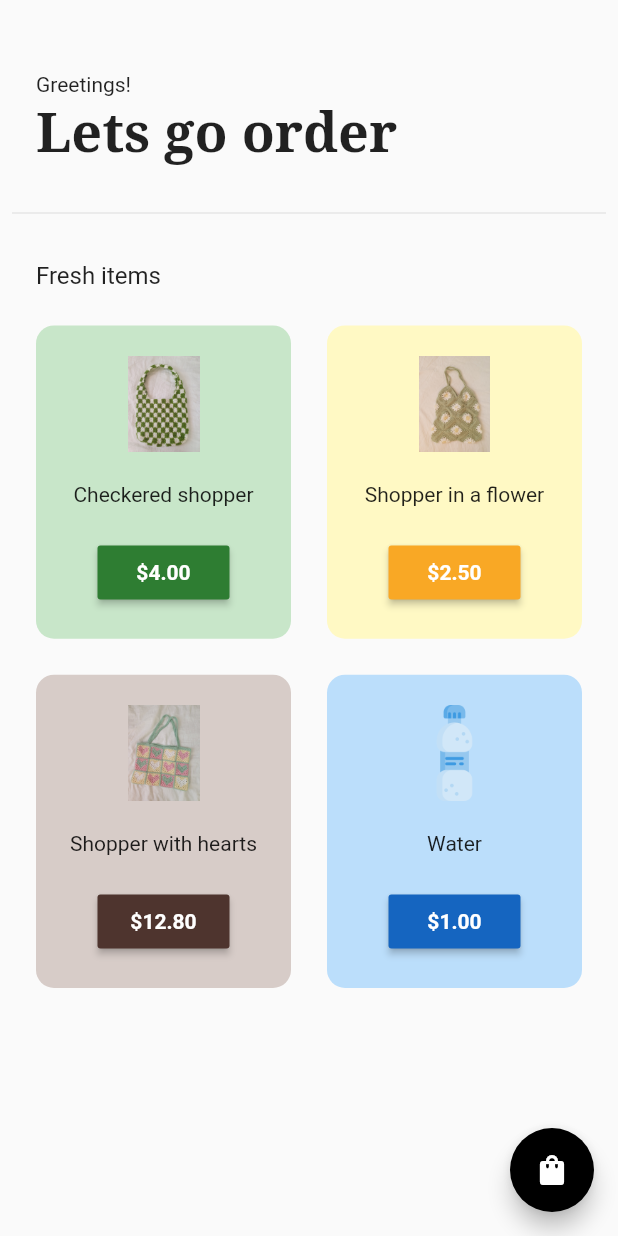
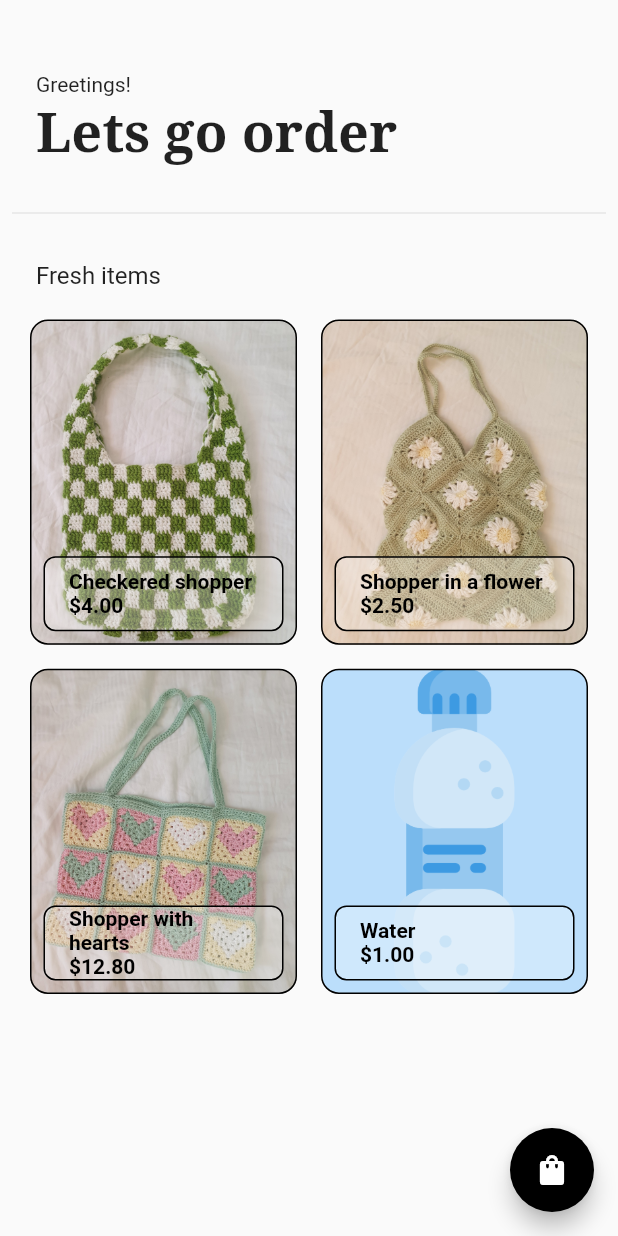
Before and after one commit to TheJuliana/knitwear_shopping_app, a Flutter app: the HomePage screen opened directly, on a phone screen of 412 x 824 dp. Run offline on Flutter 3.47's test engine with Material 2 defaults, Android fonts, the phone set to English and light mode, and no system bars; our stand-ins replace google_fonts.

Commit message:
some changes

```diff
--- a/lib/components/grocery_item_tile.dart
+++ b/lib/components/grocery_item_tile.dart
@@ -22,37 +22,69 @@ class GroceryItemTile extends StatelessWidget {
   @override
   Widget build(BuildContext context) {
     return Padding(
-      padding: const EdgeInsets.all(12.0),
+      padding: const EdgeInsets.all(8.0),
       child: Container(
           decoration: BoxDecoration(
             color: color[100],
             borderRadius: BorderRadius.circular(12),
+            border: Border.all(
+              width: 1,
+              color: Colors.black,
+            ),
+            image: DecorationImage(
+              image: AssetImage(imagePath),
+              fit: BoxFit.cover,
+            ),
           ),
           child: Column(
-            mainAxisAlignment: MainAxisAlignment.spaceEvenly,
+            mainAxisAlignment: MainAxisAlignment.end,
             children: [
-              //изображение
+              //->go to description page
               MaterialButton(
                 onPressed: onPressedToDescription,
-                child: Image.asset(
-                  imagePath,
-                  height: 64,
-                ),
+                height: 100,
               ),
               //название
-              Text(itemName),
-              //цена и кнопка
-              MaterialButton(
+              Container(
+                padding: EdgeInsets.all(8.0),
+                child: Column(
+                  children: [
+                    Container(
+                      decoration: BoxDecoration(
+                        color: Color.fromRGBO(255, 255, 255, 0.3),
+                        border: Border.all(
+                          width: 1,
+                          color: Colors.black,
+                        ),
+                        borderRadius: BorderRadius.circular(8),
+                      ),
+                      child: MaterialButton(
                         onPressed: onPressedToCart,
-                color: color[800],
-                child: Text(
+                        //color: color[800],
+                        child: Column(
+                          crossAxisAlignment: CrossAxisAlignment.stretch,
+                          children: [
+                            Text(itemName,
+                              style: const TextStyle(
+                                color: Colors.black,
+                                fontWeight: FontWeight.bold,
+                              ),),
+                            Text(
                               "\$" + itemPrice,
                               style: const TextStyle(
-                    color: Colors.white,
+                                color: Colors.black,
                                 fontWeight: FontWeight.bold,
                               ),
                             ),
+                          ],
                         ),
+                      ),
+                    ),
+                  ],
+                ),
+              ),
+              //цена и кнопка
+
             ],
           )
       ),
```
Lines whose indentation alone changed are shown as unchanged.
